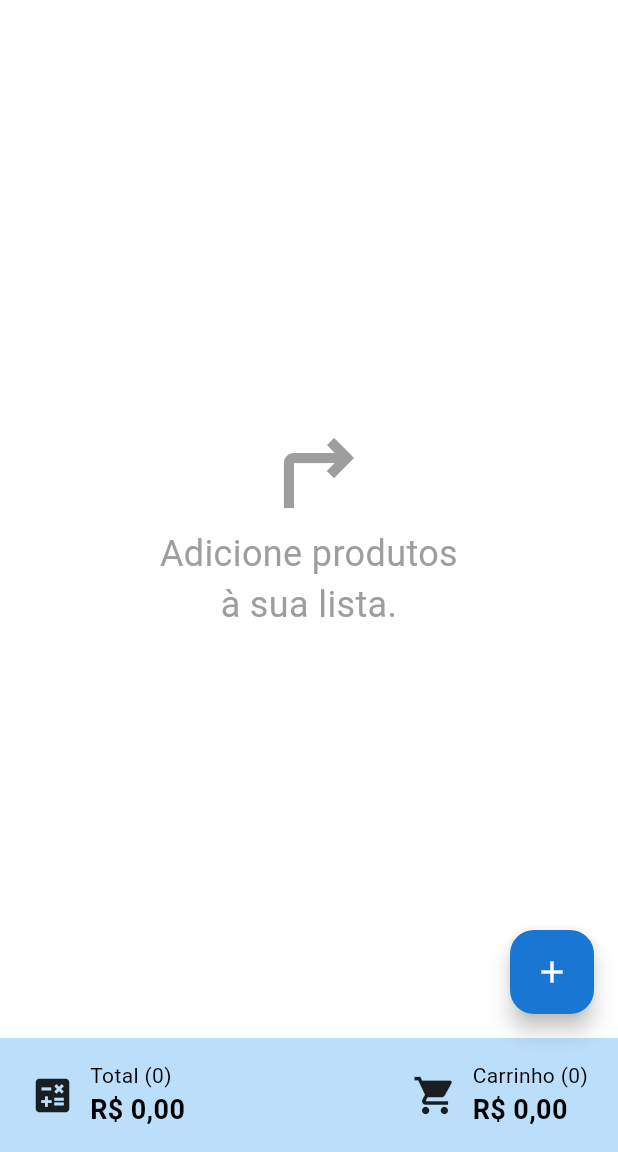
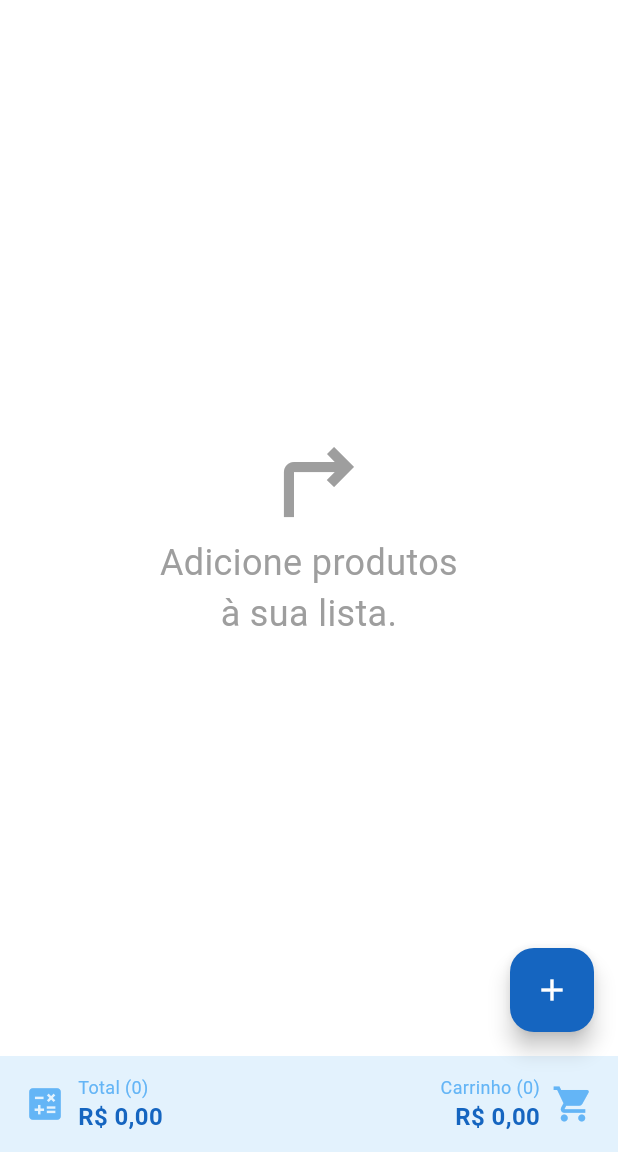
Before and after one commit to ClaudianoGoiana/hardlist, a Flutter app: the screen it shows after launch, on a phone screen of 412 x 824 dp, the part 84-1236 px from its top. Run offline on Flutter 3.47's test engine with Material 3 defaults, Android fonts, the phone set to English and light mode, and no system bars; our stand-ins replace image_picker.

Commit message:
up do front

```diff
--- a/lib/main.dart
+++ b/lib/main.dart
@@ -1,32 +1,58 @@
+// Arquivo: lib/main.dart
 import 'package:flutter/material.dart';
-import 'screens/home_screen.dart';
+import 'screens/home_screen.dart'; // Importando a Home direto para pular o login nos testes
+
+// 1. O nosso "Rádio Comunicador" Global!
+// Ele guarda o aviso se o tema atual é Claro ou Escuro.
+final ValueNotifier<ThemeMode> themeNotifier = ValueNotifier(ThemeMode.light);
 
 void main() {
   runApp(const HardListApp());
 }
 
-// Classe principal do aplicativo
 class HardListApp extends StatelessWidget {
   const HardListApp({super.key});
 
   @override
   Widget build(BuildContext context) {
+    // 2. O Ouvinte! Ele fica escutando o rádio 24 horas por dia.
+    return ValueListenableBuilder<ThemeMode>(
+      valueListenable: themeNotifier,
+      builder: (context, currentMode, child) {
+
         return MaterialApp(
+          debugShowCheckedModeBanner: false,
           title: 'HardList',
-      debugShowCheckedModeBanner: false, // Remove a faixa de 'debug'
+
+          // --- TEMA CLARO Padrão ---
           theme: ThemeData(
-        // Definimos um azul escuro principal para o app
+            primaryColor: const Color(0xFF1565C0),
+            scaffoldBackgroundColor: Colors.white,
+            appBarTheme: const AppBarTheme(
+              backgroundColor: Color(0xFF1565C0),
+              foregroundColor: Colors.white, // Cor do texto e ícones da AppBar
+            ),
+            colorScheme: ColorScheme.fromSeed(seedColor: const Color(0xFF1565C0)),
+          ),
+
+          // --- TEMA ESCURO ---
+          darkTheme: ThemeData.dark().copyWith(
             primaryColor: const Color(0xFF1565C0),
             appBarTheme: const AppBarTheme(
-          backgroundColor: Color(0xFF1565C0), // Cor da barra superior
-          foregroundColor: Colors.white, // Cor do texto e ícones na barra
+              backgroundColor: Color(0xFF0D47A1), // Um azul ainda mais escuro para o topo
+              foregroundColor: Colors.white,
             ),
-        colorScheme: ColorScheme.fromSwatch().copyWith(
-          secondary: const Color(0xFF1976D2), // Cor do botão flutuante (+)
+            // O fundo preto e os textos brancos o Flutter já faz sozinho no ThemeData.dark()
           ),
-      ),
-      // Define a tela inicial que será aberta
+
+          // 3. A Mágica: Ele muda de claro para escuro dependendo do que o rádio falar!
+          themeMode: currentMode,
+
+          // MUDAMOS AQUI: Tiramos o LoginScreen() e colocamos o HomeScreen()
           home: const HomeScreen(),
-    );
-  }
-}
+        ); // Fim do MaterialApp
+
+      }, // Fim do builder
+    ); // Fim do ValueListenableBuilder
+  } // Fim do build
+} // Fim da classe
--- a/lib/screens/home_screen.dart
+++ b/lib/screens/home_screen.dart
@@ -2,6 +2,7 @@
 import 'package:flutter/material.dart';
 import '../widgets/app_drawer.dart';
 import '../widgets/bottom_summary_bar.dart'; // Importamos a nossa nova pecinha!
+import 'add_product_screen.dart'; // Adicione isso lá em cima junto com as outras importações!
 
 class HomeScreen extends StatefulWidget {
   const HomeScreen({super.key});
@@ -64,12 +65,18 @@ class _HomeScreenState extends State<HomeScreen> {
           ],
         ),
       ),
-
+      // Botão flutuante para adicionar novo produto
       floatingActionButton: FloatingActionButton(
-        backgroundColor: const Color(0xFF1976D2),
-        onPressed: () {},
+        backgroundColor: const Color(0xFF1565C0),
+        onPressed: () {
+          Navigator.push(
+            context,
+            MaterialPageRoute(builder: (context) => const AddProductScreen()),
+          );
+        },
         child: const Icon(Icons.add, color: Colors.white),
       ),
+
 
       // Chamamos a nossa nova pecinha da barra inferior! Uma linha só!
       bottomNavigationBar: const BottomSummaryBar(),
--- a/lib/widgets/bottom_summary_bar.dart
+++ b/lib/widgets/bottom_summary_bar.dart
@@ -6,35 +6,84 @@ class BottomSummaryBar extends StatelessWidget {
 
   @override
   Widget build(BuildContext context) {
+    // 1. A MÁGICA: A barra pergunta pro aplicativo se ele está no Modo Escuro
+    final isDark = Theme.of(context).brightness == Brightness.dark;
+
     return Container(
-      color: const Color(0xFFBBDEFB), // Fundo azul claro
-      padding: const EdgeInsets.symmetric(horizontal: 20, vertical: 15),
+      padding: const EdgeInsets.symmetric(horizontal: 16, vertical: 12),
+      // 2. Se for escuro (isDark), usa um cinza elegante. Se for claro, usa o azulzinho.
+      color: isDark ? const Color(0xFF1E1E1E) : Colors.blue.shade50,
       child: Row(
         mainAxisAlignment: MainAxisAlignment.spaceBetween,
         children: [
-          // Usamos uma função para criar os itens, economizando código!
-          _buildSummaryItem(icon: Icons.calculate, title: "Total (0)", value: "R\$ 0,00"),
-          _buildSummaryItem(icon: Icons.shopping_cart, title: "Carrinho (0)", value: "R\$ 0,00"),
+          // Lado Esquerdo: Total
+          Row(
+            children: [
+              Icon(
+                Icons.calculate,
+                color: isDark ? Colors.grey.shade400 : Colors.blue.shade300,
+                size: 28
+              ),
+              const SizedBox(width: 8),
+              Column(
+                crossAxisAlignment: CrossAxisAlignment.start,
+                mainAxisSize: MainAxisSize.min,
+                children: [
+                  Text(
+                    'Total (0)',
+                    style: TextStyle(
+                      color: isDark ? Colors.grey.shade400 : Colors.blue.shade300,
+                      fontSize: 12
+                    )
+                  ),
+                  Text(
+                    'R\$ 0,00',
+                    style: TextStyle(
+                      // Cor do dinheiro: branco no escuro, azul forte no claro
+                      color: isDark ? Colors.white : const Color(0xFF1565C0),
+                      fontWeight: FontWeight.bold,
+                      fontSize: 16
+                    )
+                  ),
+                ],
+              ),
+            ],
+          ),
+
+          // Lado Direito: Carrinho
+          Row(
+            children: [
+              Column(
+                crossAxisAlignment: CrossAxisAlignment.end,
+                mainAxisSize: MainAxisSize.min,
+                children: [
+                  Text(
+                    'Carrinho (0)',
+                    style: TextStyle(
+                      color: isDark ? Colors.grey.shade400 : Colors.blue.shade300,
+                      fontSize: 12
+                    )
+                  ),
+                  Text(
+                    'R\$ 0,00',
+                    style: TextStyle(
+                      color: isDark ? Colors.white : const Color(0xFF1565C0),
+                      fontWeight: FontWeight.bold,
+                      fontSize: 16
+                    )
+                  ),
+                ],
+              ),
+              const SizedBox(width: 8),
+              Icon(
+                Icons.shopping_cart,
+                color: isDark ? Colors.grey.shade400 : Colors.blue.shade300,
+                size: 28
+              ),
+            ],
+          ),
         ],
       ),
     );
   }
-
-  // Função auxiliar que "monta" o visual do Total e do Carrinho
-  Widget _buildSummaryItem({required IconData icon, required String title, required String value}) {
-    return Row(
-      children: [
-        Icon(icon, size: 30),
-        const SizedBox(width: 10),
-        Column(
-          mainAxisSize: MainAxisSize.min,
-          crossAxisAlignment: CrossAxisAlignment.start,
-          children: [
-            Text(title),
-            Text(value, style: const TextStyle(fontSize: 18, fontWeight: FontWeight.bold)),
-          ],
-        ),
-      ],
-    );
-  }
 }
--- a/pubspec.yaml
+++ b/pubspec.yaml
@@ -34,6 +34,7 @@ dependencies:
   # The following adds the Cupertino Icons font to your application.
   # Use with the CupertinoIcons class for iOS style icons.
   cupertino_icons: ^1.0.8
+  image_picker: ^1.2.1
 
 dev_dependencies:
   flutter_test:
```
Also changed, not shown: lib/screens/about_screen.dart (added, +91 -0 lines), lib/screens/add_product_screen.dart (added, +184 -0 lines), lib/screens/settings_screen.dart (added, +97 -0 lines), lib/widgets/app_drawer.dart (+24 -2 lines), pubspec.lock, 3 other files. Lines whose indentation alone changed are shown as unchanged.
